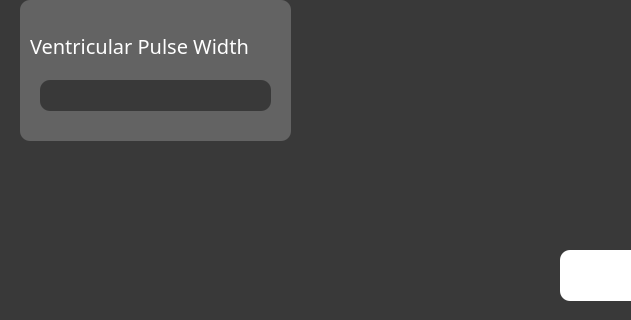
Above: VOO.ui from shahm58/PaceMakerGroup37 before the change; both pictures show x 0 to 631 and y 280 to 600 of the 900 by 600 pixel window. Below: the same form after it.
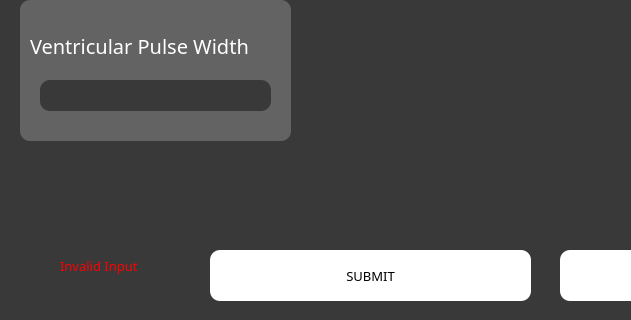
That is the form after the change.

```diff
--- a/VOO.ui
+++ b/VOO.ui
@@ -324,6 +324,51 @@
     <string>BACK</string>
    </property>
   </widget>
+  <widget class="QPushButton" name="submitbutton">
+   <property name="geometry">
+    <rect>
+     <x>210</x>
+     <y>530</y>
+     <width>321</width>
+     <height>51</height>
+    </rect>
+   </property>
+   <property name="font">
+    <font>
+     <family>Franklin Gothic Book</family>
+     <pointsize>10</pointsize>
+    </font>
+   </property>
+   <property name="styleSheet">
+    <string notr="true">background-color: rgb(255, 255, 255);
+border-radius: 10;</string>
+   </property>
+   <property name="text">
+    <string>SUBMIT</string>
+   </property>
+  </widget>
+  <widget class="QLabel" name="INVALID">
+   <property name="geometry">
+    <rect>
+     <x>60</x>
+     <y>530</y>
+     <width>101</width>
+     <height>31</height>
+    </rect>
+   </property>
+   <property name="font">
+    <font>
+     <family>Franklin Gothic Book</family>
+     <pointsize>10</pointsize>
+    </font>
+   </property>
+   <property name="styleSheet">
+    <string notr="true">color:rgb(255, 0, 0)</string>
+   </property>
+   <property name="text">
+    <string>Invalid Input</string>
+   </property>
+  </widget>
   <zorder>graphicsView_5</zorder>
   <zorder>graphicsView_7</zorder>
   <zorder>graphicsView_6</zorder>
```
Left out of the diff: 6 changed lines with no effect on the pictures.
